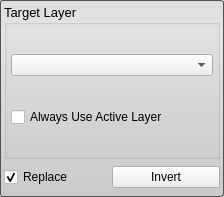
Above: src/Interface/ToolInterface/InvertToolInterface.ui from SCIInstitute/Seg3D before the change. Below: the same form after it.
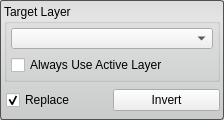
That is the form after the change.

Commit message: updates to all of the tool ui's.  moved adding the sliderspinnercombo's to the .ui files.

Patch:
```diff
--- a/src/Interface/ToolInterface/InvertToolInterface.ui
+++ b/src/Interface/ToolInterface/InvertToolInterface.ui
@@ -7,7 +7,7 @@
     <x>0</x>
     <y>0</y>
     <width>224</width>
-    <height>197</height>
+    <height>120</height>
    </rect>
   </property>
   <property name="sizePolicy">
@@ -47,11 +47,6 @@
    </property>
    <item>
     <widget class="QGroupBox" name="target_groupbox_">
-     <property name="font">
-      <font>
-       <pointsize>10</pointsize>
-      </font>
-     </property>
      <property name="title">
       <string>Target Layer</string>
      </property>
@@ -66,10 +61,28 @@
        <widget class="QComboBox" name="target_layer_"/>
       </item>
       <item>
-       <widget class="QCheckBox" name="use_active_layer_">
-        <property name="text">
-         <string>Always Use Active Layer</string>
+       <widget class="QWidget" name="widget" native="true">
+        <property name="minimumSize">
+         <size>
+          <width>0</width>
+          <height>20</height>
+         </size>
         </property>
+        <layout class="QHBoxLayout" name="horizontalLayout_2">
+         <property name="spacing">
+          <number>0</number>
+         </property>
+         <property name="margin">
+          <number>0</number>
+         </property>
+         <item>
+          <widget class="QCheckBox" name="use_active_layer_">
+           <property name="text">
+            <string>Always Use Active Layer</string>
+           </property>
+          </widget>
+         </item>
+        </layout>
        </widget>
       </item>
      </layout>
@@ -93,7 +106,16 @@
       <property name="spacing">
        <number>0</number>
       </property>
-      <property name="margin">
+      <property name="leftMargin">
+       <number>2</number>
+      </property>
+      <property name="topMargin">
+       <number>0</number>
+      </property>
+      <property name="rightMargin">
+       <number>0</number>
+      </property>
+      <property name="bottomMargin">
        <number>0</number>
       </property>
       <item>
```
The commit also changes 55 other files.
